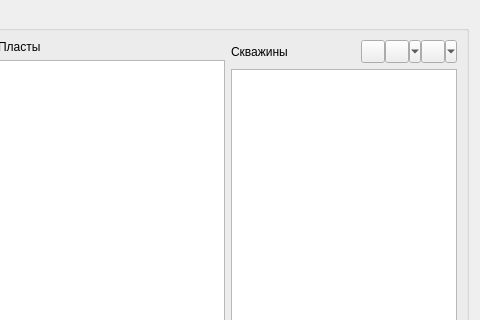
Old version of the form qgis_pds_zonations_base.ui in the repository vvkond/QGIS; both pictures show x 257 to 737 and y 0 to 320 of the 737 by 440 pixel window.
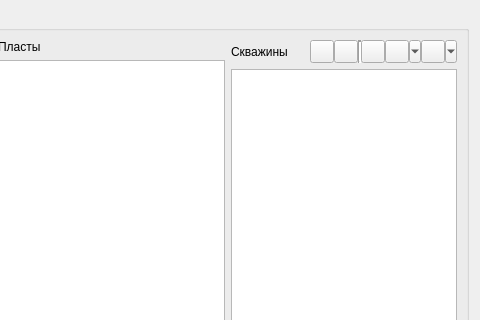
New version of the form.

```diff
--- a/qgis_pds_zonations_base.ui
+++ b/qgis_pds_zonations_base.ui
@@ -58,6 +58,36 @@
              </property>
             </widget>
            </item>
+           <item>
+            <widget class="QToolButton" name="mSelectAll">
+             <property name="toolTip">
+              <string>Выделить все</string>
+             </property>
+             <property name="text">
+              <string/>
+             </property>
+            </widget>
+           </item>
+           <item>
+            <widget class="QToolButton" name="mUnselectAll">
+             <property name="toolTip">
+              <string>Снять выделение</string>
+             </property>
+             <property name="text">
+              <string/>
+             </property>
+            </widget>
+           </item>
+           <item>
+            <widget class="Line" name="line">
+             <property name="lineWidth">
+              <number>2</number>
+             </property>
+             <property name="orientation">
+              <enum>Qt::Vertical</enum>
+             </property>
+            </widget>
+           </item>
            <item>
             <widget class="QToolButton" name="mSortToolButton">
              <property name="toolTip">
```
Left out of the diff: 16 changed lines with no effect on the pictures.
